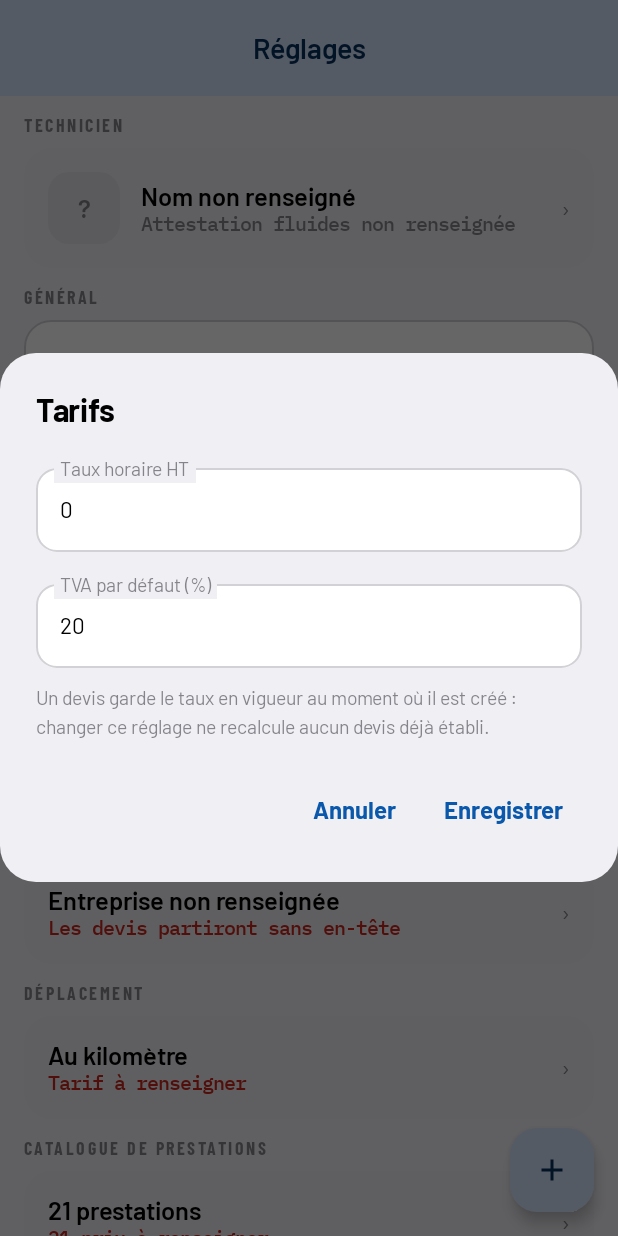
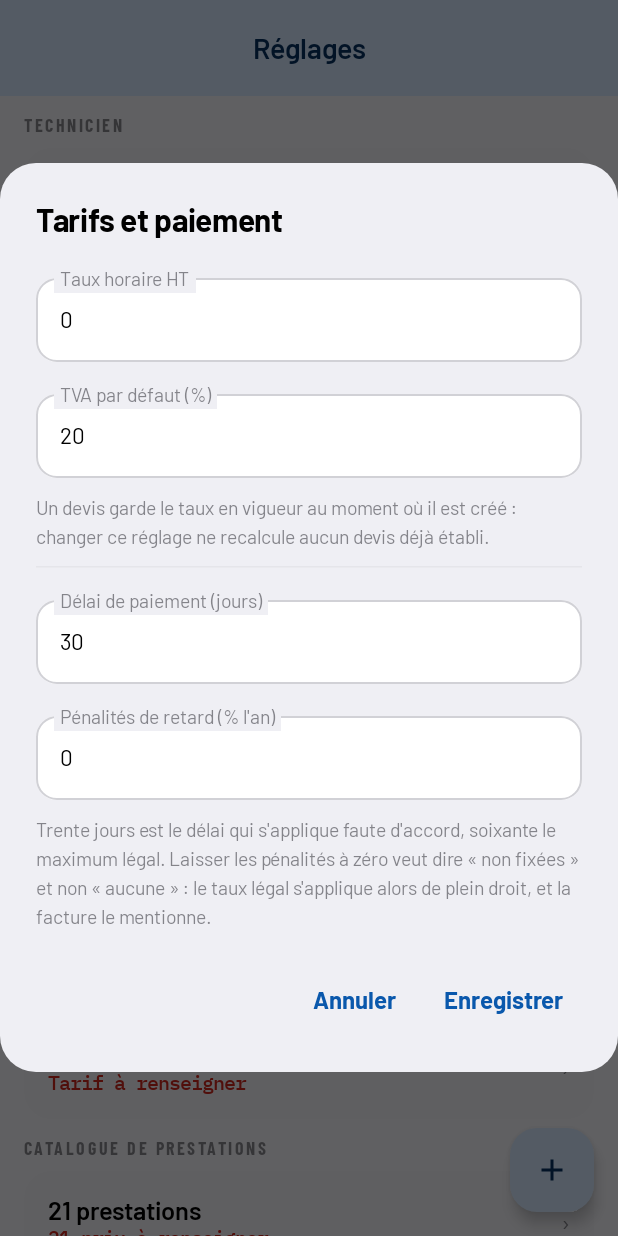
Before and after one commit to Anth0O6/frigo-app, an Android app built with Jetpack Compose: the composable ReglagesRoute shown on its own in the app's theme, after a tap on "Modifier", on a phone screen of 412 x 824 dp. Run offline under Robolectric (Android 15) with nearby library versions, the phone set to English and light mode, and no system bars; our stand-ins replace Room's generated code.

Commit message:
Les pénalités de retard : ce qui est dû, et ce qui se règle enfin
**Le taux de pénalités et le délai de paiement ne se réglaient nulle part.**
Ils sont arrivés en base avec la facturation, ils paraissent en mentions
obligatoires sur chaque facture, et aucun écran ne les touchait : le taux
restait à zéro — « non fixé » — sans moyen d'en sortir. Ils rejoignent la
boîte « Tarifs et paiement » des Réglages, à côté du taux horaire et de la
TVA, qui sont de la même nature.

Le délai est ramené dans les bornes du code de commerce : soixante jours au
plus, parce qu'au-delà l'échéance est nulle et que c'est l'entreprise qui
est sanctionnée, pas le client qui paie tard. Le taux n'est ramené qu'au
positif : un taux sous le plancher légal est inopposable, mais c'est une
clause commerciale et la réécrire dans le dos de celui qui la saisit serait
pire que de l'en prévenir.

**Ce qu'un retard fait courir se calcule et s'affiche.** `PenalitesDues`
donne les intérêts sur le montant TTC — c'est la somme que le client devait
verser — et l'indemnité forfaitaire de quarante euros. Rien n'en est
stocké : le montant grandit d'un jour à l'autre, et un chiffre en base
serait faux le lendemain matin.

Ce n'est pas une modification de la facture, et c'était la question : une
facture émise ne bouge plus, c'est ce qui tient toute la numérotation. Les
pénalités sont dues en plus, de plein droit, sans rappel préalable. L'écran
dit ce qu'il y a à réclamer ; il ne retouche rien.

Sans taux convenu, les intérêts ne sont pas chiffrés. Le taux légal
s'applique alors — celui de la BCE majoré de dix points — mais il varie
dans le temps et n'est pas dans le téléphone : annoncer un chiffre inventé
reviendrait à le réclamer à un vrai client. Même règle que le GWP d'un
fluide inconnu. L'indemnité, elle, est fixée par la loi et reste due.

Co-Authored-By: Claude Opus 5 <noreply@anthropic.com>
Claude-Session: https://claude.ai/code/session_01JUcFx7yuX6Q9ZuiUwnCkrd

```diff
--- a/app/src/main/java/com/frigopro/app/data/Parametres.kt
+++ b/app/src/main/java/com/frigopro/app/data/Parametres.kt
@@ -178,5 +178,28 @@ data class Parametres(
          * impôts. L'omettre est un manquement ; l'écrire autrement aussi.
          */
         const val MENTION_FRANCHISE = "TVA non applicable, art. 293 B du CGI"
+
+        /**
+         * Le délai de paiement le plus long qu'on puisse convenir, en jours.
+         *
+         * Soixante jours à compter de la date de facture, plafond de l'article
+         * L. 441-10 du code de commerce. Ce n'est pas un garde-fou de confort :
+         * une échéance au-delà est nulle, et l'entreprise qui l'accorde s'expose
+         * à une amende administrative — c'est *elle* qui est sanctionnée, pas le
+         * client qui paie tard.
+         */
+        const val DELAI_MAXIMUM_JOURS = 60
+
+        /**
+         * Le plancher légal des pénalités de retard, en multiple du taux
+         * d'intérêt légal.
+         *
+         * Un taux convenu en dessous est inopposable, et c'est le taux BCE
+         * majoré de dix points qui reprend sa place. L'écran s'en sert pour
+         * avertir plutôt que pour corriger : c'est une clause commerciale, et la
+         * réécrire dans le dos de celui qui la saisit serait pire que de le
+         * prévenir.
+         */
+        const val PLANCHER_PENALITES = 3
     }
 }
--- a/app/src/main/java/com/frigopro/app/ui/ReglagesScreen.kt
+++ b/app/src/main/java/com/frigopro/app/ui/ReglagesScreen.kt
@@ -77,6 +77,8 @@ fun ReglagesRoute(
         onAttestation = viewModel::onAttestation,
         onTauxHoraire = viewModel::onTauxHoraire,
         onTauxTva = viewModel::onTauxTva,
+        onDelaiPaiement = viewModel::onDelaiPaiement,
+        onTauxPenalites = viewModel::onTauxPenalites,
         onEntreprise = viewModel::onEntreprise,
         onEntrepriseAdresse = viewModel::onEntrepriseAdresse,
         onEntrepriseTelephone = viewModel::onEntrepriseTelephone,
@@ -156,6 +158,8 @@ fun ReglagesScreen(
     onAttestation: (String) -> Unit,
     onTauxHoraire: (Double) -> Unit,
     onTauxTva: (Double) -> Unit,
+    onDelaiPaiement: (Int) -> Unit,
+    onTauxPenalites: (Double) -> Unit,
     onEntreprise: (String) -> Unit,
     onEntrepriseAdresse: (String) -> Unit,
     onEntrepriseTelephone: (String) -> Unit,
@@ -224,6 +228,8 @@ fun ReglagesScreen(
                     onChronoAuto = onChronoAuto,
                     onTauxHoraire = onTauxHoraire,
                     onTauxTva = onTauxTva,
+                    onDelaiPaiement = onDelaiPaiement,
+                    onTauxPenalites = onTauxPenalites,
                 )
             }
             item {
@@ -376,6 +382,8 @@ private fun ReglagesScreenPreview() {
                 onAttestation = {},
                 onTauxHoraire = {},
                 onTauxTva = {},
+                onDelaiPaiement = {},
+                onTauxPenalites = {},
                 prestations = emptyList(),
                 onEnregistrerPrestation = {},
                 onSupprimerPrestation = {},
--- a/app/src/main/java/com/frigopro/app/ui/SectionsReglages.kt
+++ b/app/src/main/java/com/frigopro/app/ui/SectionsReglages.kt
@@ -137,6 +137,8 @@ fun SectionGeneral(
     onChronoAuto: (Boolean) -> Unit,
     onTauxHoraire: (Double) -> Unit,
     onTauxTva: (Double) -> Unit,
+    onDelaiPaiement: (Int) -> Unit,
+    onTauxPenalites: (Double) -> Unit,
 ) {
     var tarifsOuverts by remember { mutableStateOf(false) }
 
@@ -173,10 +175,14 @@ fun SectionGeneral(
                 verticalAlignment = Alignment.CenterVertically,
             ) {
                 Column(modifier = Modifier.weight(1f)) {
-                    Text(text = "Tarifs", style = MaterialTheme.typography.bodyLarge)
+                    Text(
+                        text = "Tarifs et paiement",
+                        style = MaterialTheme.typography.bodyLarge,
+                    )
                     Text(
                         text = "${Nombres.enEuros(parametres.tauxHoraire)} HT · " +
-                            "TVA ${Nombres.enTexte(parametres.tauxTva)} %",
+                            "TVA ${Nombres.enTexte(parametres.tauxTva)} % · " +
+                            "${parametres.delaiPaiementJours} j",
                         style = StyleChiffrePetit,
                         color = MaterialTheme.colorScheme.onSurfaceVariant,
                     )
@@ -189,9 +195,13 @@ fun SectionGeneral(
     if (tarifsOuverts) {
         var taux by remember { mutableStateOf(Nombres.enTexte(parametres.tauxHoraire)) }
         var tva by remember { mutableStateOf(Nombres.enTexte(parametres.tauxTva)) }
+        var delai by remember { mutableStateOf(parametres.delaiPaiementJours.toString()) }
+        var penalites by remember {
+            mutableStateOf(Nombres.enTexte(parametres.tauxPenalitesRetard))
+        }
         AlertDialog(
             onDismissRequest = { tarifsOuverts = false },
-            title = { Text(text = "Tarifs") },
+            title = { Text(text = "Tarifs et paiement") },
             text = {
                 Column(verticalArrangement = Arrangement.spacedBy(12.dp)) {
                     ChampTexte(
@@ -212,6 +222,30 @@ fun SectionGeneral(
                         style = MaterialTheme.typography.bodySmall,
                         color = MaterialTheme.colorScheme.onSurfaceVariant,
                     )
+                    HorizontalDivider(color = MaterialTheme.colorScheme.outlineVariant)
+                    ChampTexte(
+                        libelle = "Délai de paiement (jours)",
+                        valeur = delai,
+                        onValeur = { delai = it },
+                        clavier = KeyboardType.Number,
+                    )
+                    ChampTexte(
+                        libelle = "Pénalités de retard (% l'an)",
+                        valeur = penalites,
+                        onValeur = { penalites = it },
+                        clavier = KeyboardType.Decimal,
+                    )
+                    // Les deux valeurs paraissent sur chaque facture, et ce sont
+                    // des mentions obligatoires : mieux vaut dire ce qu'elles
+                    // engagent au moment de les saisir qu'après l'envoi.
+                    Text(
+                        text = "Trente jours est le délai qui s'applique faute d'accord, " +
+                            "soixante le maximum légal. Laisser les pénalités à zéro veut " +
+                            "dire « non fixées » et non « aucune » : le taux légal " +
+                            "s'applique alors de plein droit, et la facture le mentionne.",
+                        style = MaterialTheme.typography.bodySmall,
+                        color = MaterialTheme.colorScheme.onSurfaceVariant,
+                    )
                 }
             },
             confirmButton = {
@@ -219,6 +253,8 @@ fun SectionGeneral(
                     onClick = {
                         Nombres.versDecimal(taux)?.let(onTauxHoraire)
                         Nombres.versDecimal(tva)?.let(onTauxTva)
+                        delai.trim().toIntOrNull()?.let(onDelaiPaiement)
+                        Nombres.versDecimal(penalites)?.let(onTauxPenalites)
                         tarifsOuverts = false
                     },
                 ) {
```
Also changed, not shown: app/src/main/java/com/frigopro/app/data/Facture.kt (+53 -0 lines), app/src/main/java/com/frigopro/app/ui/EcranFactures.kt (+56 -9 lines), app/src/main/java/com/frigopro/app/ui/ReglagesViewModel.kt (+23 -0 lines), 2 other files.
